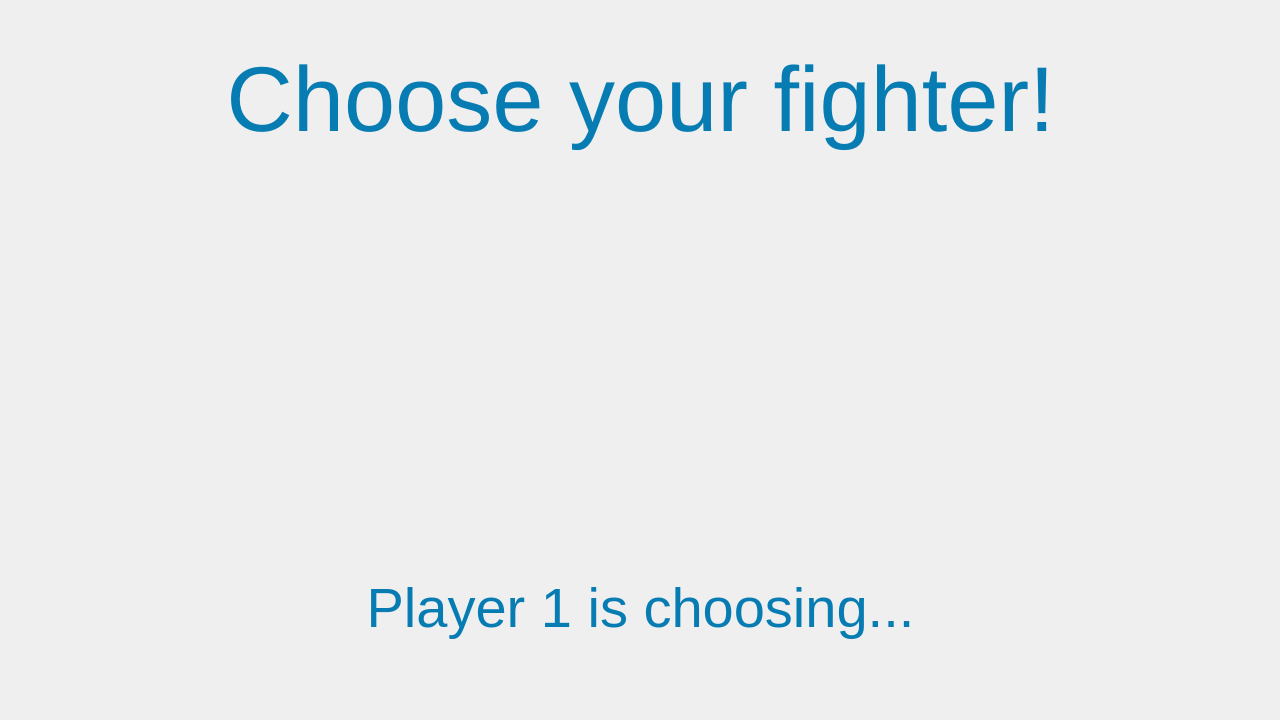
Qt form ui/charselect.ui (Dmitriy2442/CT_project) before a commit.
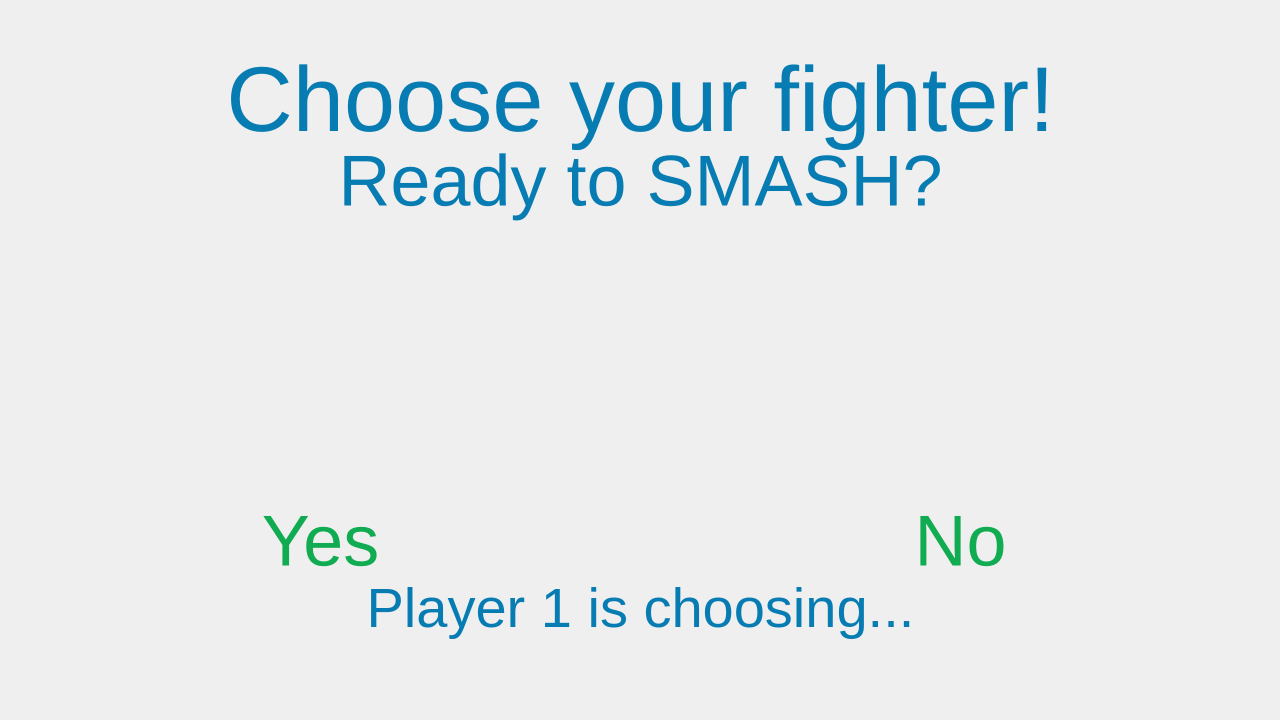
The same form after that commit. Icons and pictures are not drawn. Custom widgets are drawn as their Qt base class.

Commit message: Configured overlay ui for ready check

Diff of the .ui file:
```diff
--- a/ui/charselect.ui
+++ b/ui/charselect.ui
@@ -81,7 +81,7 @@
     <set>Qt::AlignCenter</set>
    </property>
   </widget>
-  <widget class="QLabel" name="choiceLabel">
+  <widget class="QLabel" name="choosingLabel">
    <property name="geometry">
     <rect>
      <x>0</x>
@@ -121,13 +121,83 @@
     </property>
    </layout>
   </widget>
+  <widget class="QWidget" name="widget" native="true">
+   <property name="geometry">
+    <rect>
+     <x>0</x>
+     <y>0</y>
+     <width>1280</width>
+     <height>720</height>
+    </rect>
+   </property>
+   <widget class="QLabel" name="readyLabel">
+    <property name="geometry">
+     <rect>
+      <x>0</x>
+      <y>0</y>
+      <width>1281</width>
+      <height>361</height>
+     </rect>
+    </property>
+    <property name="styleSheet">
+     <string notr="true">QLabel {
+	font-size: 72px;
+	color: #077cb3;
+}</string>
+    </property>
+    <property name="text">
+     <string>Ready to SMASH?</string>
+    </property>
+    <property name="alignment">
+     <set>Qt::AlignCenter</set>
+    </property>
+   </widget>
+   <widget class="QPushButton" name="yesButton">
+    <property name="geometry">
+     <rect>
+      <x>0</x>
+      <y>360</y>
+      <width>641</width>
+      <height>361</height>
+     </rect>
+    </property>
+    <property name="styleSheet">
+     <string notr="true">QPushButton {
+	font-size: 72px;
+	border: none;
+	color: #11ab51;
+}</string>
+    </property>
+    <property name="text">
+     <string>Yes</string>
+    </property>
+   </widget>
+   <widget class="QPushButton" name="noButton">
+    <property name="geometry">
+     <rect>
+      <x>640</x>
+      <y>360</y>
+      <width>641</width>
+      <height>361</height>
+     </rect>
+    </property>
+    <property name="styleSheet">
+     <string notr="true">QPushButton {
+	font-size: 72px;
+	border: none;
+	color: #11ab51;
+}</string>
+    </property>
+    <property name="text">
+     <string>No</string>
+    </property>
+   </widget>
+  </widget>
   <zorder>chooseLabel</zorder>
-  <zorder>choiceLabel</zorder>
-  <zorder>horizontalLayoutWidget</zorder>
-  <zorder>chooseLabel</zorder>
-  <zorder>choiceLabel</zorder>
+  <zorder>choosingLabel</zorder>
   <zorder>backIcon</zorder>
   <zorder>horizontalLayoutWidget</zorder>
+  <zorder>widget</zorder>
  </widget>
  <customwidgets>
   <customwidget>
```
